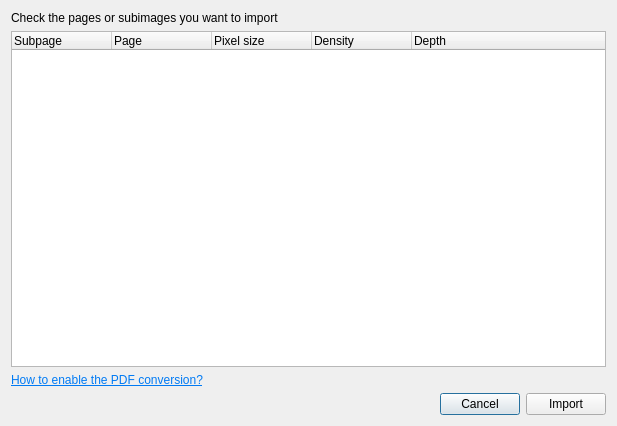
This is ui/dialogmultipageeditor.ui in Faster3ck/Converseen as Qt 5 draws it before an edit. The edited form follows.
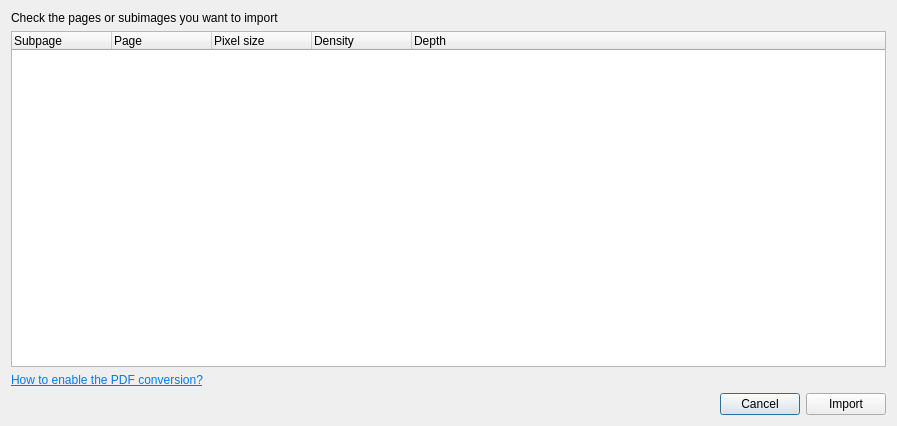
This is the edited form. Icons and pictures are not drawn.

```diff
--- a/ui/dialogmultipageeditor.ui
+++ b/ui/dialogmultipageeditor.ui
@@ -6,7 +6,7 @@
    <rect>
     <x>0</x>
     <y>0</y>
-    <width>617</width>
+    <width>897</width>
     <height>426</height>
    </rect>
   </property>
```
